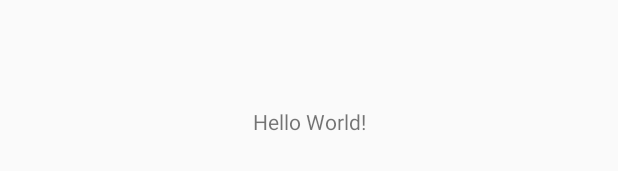
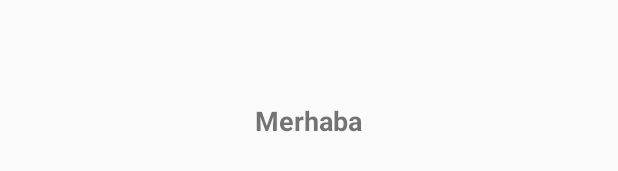
Before and after one commit to yavasonur/LoodosApp, an Android app: the layout activity_splash_screen.xml on its own in the app's theme, with its tools: preview values and no code run, on a phone screen of 412 x 824 dp. Shown: the part 497-668 px from the top of the screen. Run offline under Robolectric (Android 15) with nearby library versions, the phone set to English and light mode, and no system bars.

Commit message:
First Commit

```diff
--- a/app/src/main/java/com/example/onur/loodosapp/SplashScreen.java
+++ b/app/src/main/java/com/example/onur/loodosapp/SplashScreen.java
@@ -1,13 +1,15 @@
 package com.example.onur.loodosapp;
 
+import android.app.Activity;
 import android.support.v7.app.AppCompatActivity;
 import android.os.Bundle;
 
-public class SplashScreen extends AppCompatActivity {
+public class SplashScreen extends Activity {
 
     @Override
     protected void onCreate(Bundle savedInstanceState) {
         super.onCreate(savedInstanceState);
         setContentView(R.layout.activity_splash_screen);
+
     }
 }
--- a/app/src/main/res/layout/activity_splash_screen.xml
+++ b/app/src/main/res/layout/activity_splash_screen.xml
@@ -1,5 +1,5 @@
 <?xml version="1.0" encoding="utf-8"?>
-<android.support.constraint.ConstraintLayout xmlns:android="http://schemas.android.com/apk/res/android"
+<RelativeLayout xmlns:android="http://schemas.android.com/apk/res/android"
     xmlns:app="http://schemas.android.com/apk/res-auto"
     xmlns:tools="http://schemas.android.com/tools"
     android:layout_width="match_parent"
@@ -9,10 +9,10 @@
     <TextView
         android:layout_width="wrap_content"
         android:layout_height="wrap_content"
-        android:text="Hello World!"
-        app:layout_constraintBottom_toBottomOf="parent"
-        app:layout_constraintLeft_toLeftOf="parent"
-        app:layout_constraintRight_toRightOf="parent"
-        app:layout_constraintTop_toTopOf="parent" />
+        android:id="@+id/txtConfig"
+        android:layout_centerInParent="true"
+        android:text="Merhaba"
+        android:textSize="18sp"
+        android:textStyle="bold"/>
 
-</android.support.constraint.ConstraintLayout>
+</RelativeLayout>
```
